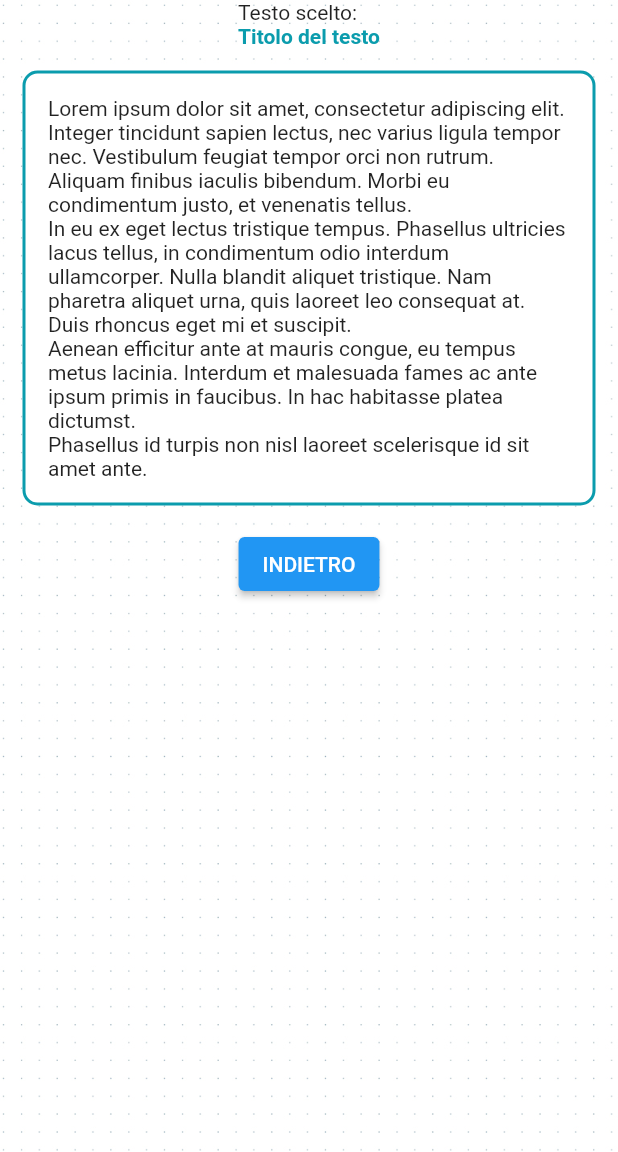
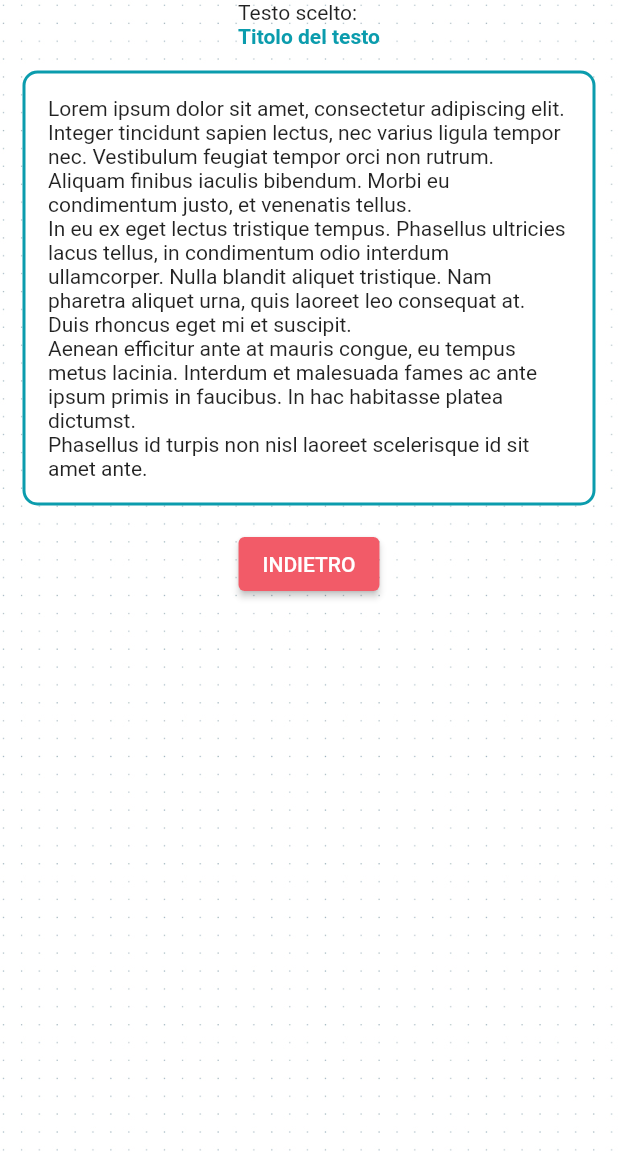
Before and after one commit to MartinaVin/KaleidoKids, a Flutter app: the ReadingDetailPage screen opened directly, after a tap on "VEDI TESTO", on a phone screen of 412 x 824 dp, the part 84-1236 px from its top. Run offline on Flutter 3.47's test engine with Material 2 defaults, Android fonts, the phone set to English and light mode, and no system bars; network calls fail.

Commit message:
button colors fixed

```diff
--- a/lib/presentation/pages/reading_detail.dart
+++ b/lib/presentation/pages/reading_detail.dart
@@ -57,11 +57,15 @@ class _ReadingDetailPage extends State<ReadingDetailPage> {
                 ElevatedButton(
                   onPressed: () {},
                   child: const Text('INIZIA, REGISTRA!'),
+                  style: ElevatedButton.styleFrom(
+                      primary: Theme.of(context).primaryColor),
                 ),
                 const SizedBox(height: 10),
                 ElevatedButton(
                   onPressed: () {},
                   child: const Text('CARICA UNA REGISTRAZIONE'),
+                  style: ElevatedButton.styleFrom(
+                      primary: Theme.of(context).primaryColor),
                 ),
                 const SizedBox(height: 10),
                 ElevatedButton(
@@ -69,6 +73,8 @@ class _ReadingDetailPage extends State<ReadingDetailPage> {
                     builder: (context) => const TextPage(),
                   )),
                   child: const Text('VEDI TESTO'),
+                  style: ElevatedButton.styleFrom(
+                      primary: Theme.of(context).accentColor),
                 ),
                 const SizedBox(height: 10),
                 ElevatedButton(
@@ -80,6 +86,8 @@ class _ReadingDetailPage extends State<ReadingDetailPage> {
                     );
                   },
                   child: const Text('INDIETRO'),
+                  style: ElevatedButton.styleFrom(
+                      primary: Theme.of(context).errorColor),
                 ),
                 const SizedBox(height: 10),
               ],
--- a/lib/presentation/pages/text.dart
+++ b/lib/presentation/pages/text.dart
@@ -70,6 +70,8 @@ class _TextPage extends State<TextPage> {
                     );
                   },
                   child: const Text('INDIETRO'),
+                  style: ElevatedButton.styleFrom(
+                      primary: Theme.of(context).errorColor),
                 ),
               ],
             ),
```
Also changed, not shown: lib/presentation/pages/title.dart (+3 -4 lines), lib/presentation/widget/reading_card.dart (+8 -5 lines), 1 other file.
